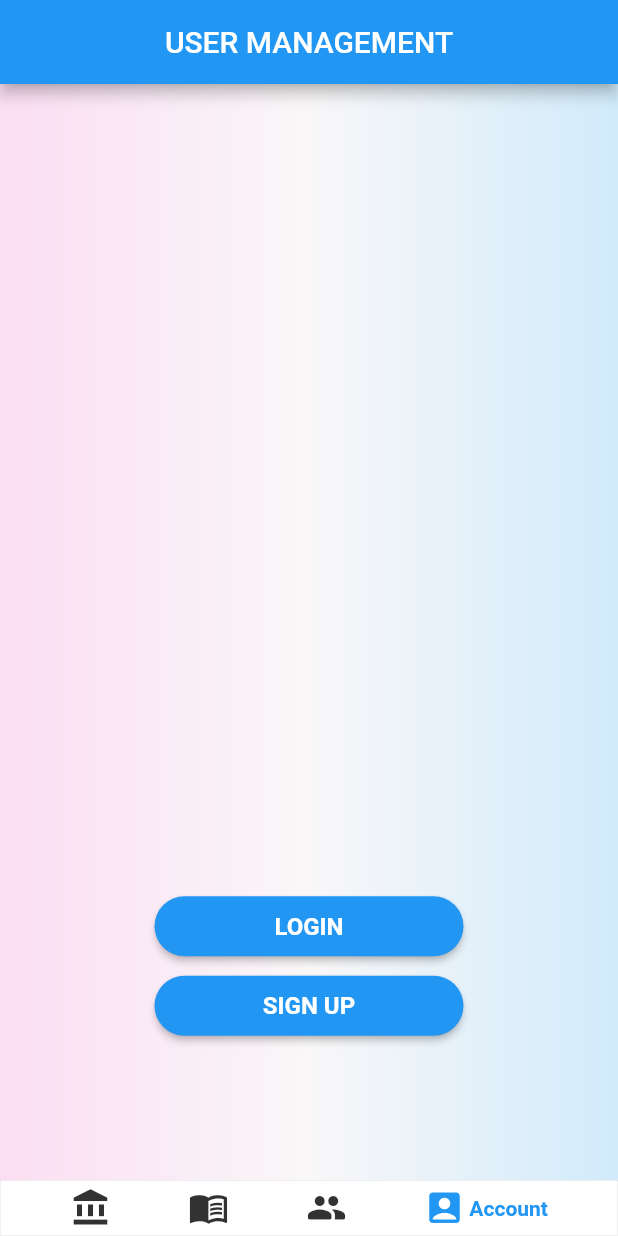
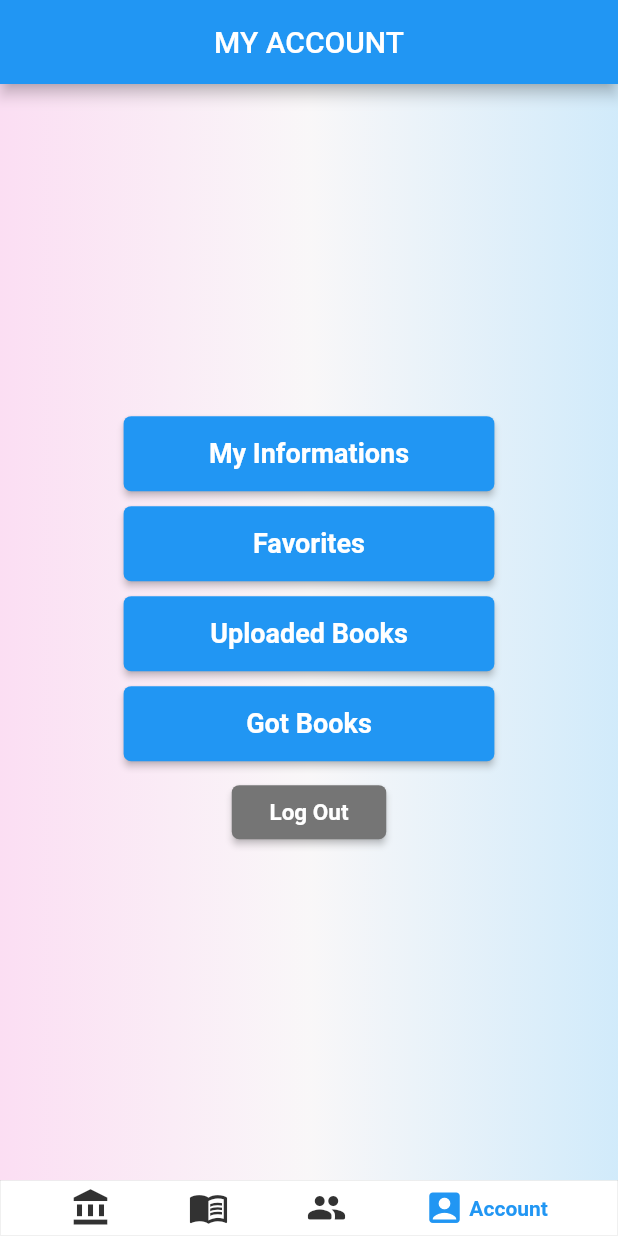
Before and after one commit to GTU-Ghostbusters/shelf_mobil_frontend, a Flutter app: the screen it shows after launch, item 4 of the bottom bar chosen, on a phone screen of 412 x 824 dp. Run offline on Flutter 3.47's test engine with Material 2 defaults, Android fonts, the phone set to English and light mode, and no system bars; drawn by our look-alikes of google_nav_bar; our stand-ins replace email_validator, image_picker, scroll_snap_list, toggle_switch; missing offline and left inert: wc_form_validators.

Commit message:
Made connection with json

```diff
--- /dev/null
+++ b/lib/models/books.dart
@@ -0,0 +1,50 @@
+// To parse this JSON data, do
+//
+//     final books = booksFromMap(jsonString);
+import 'dart:convert';
+
+List<Books> booksFromMap(String str) =>
+    List<Books>.from(json.decode(str).map((x) => Books.fromMap(x)));
+
+String booksToMap(List<Books> data) =>
+    json.encode(List<dynamic>.from(data.map((x) => x.toMap())));
+
+class Books {
+  Books({
+    required this.donator,
+    required this.name,
+    required this.author,
+    required this.category,
+    required this.numberOfBooks,
+    required this.available,
+    required this.bookAbstract,
+  });
+
+  final String donator;
+  final String name;
+  final String author;
+  final String category;
+  final int numberOfBooks;
+  final bool available;
+  final String bookAbstract;
+
+  factory Books.fromMap(Map<String, dynamic> json) => Books(
+        donator: json["donator"],
+        name: json["name"],
+        author: json["author"],
+        category: json["category"],
+        numberOfBooks: json["number_of_books"],
+        available: json["available"],
+        bookAbstract: json["abstract"],
+      );
+
+  Map<String, dynamic> toMap() => {
+        "donator": donator,
+        "name": name,
+        "author": author,
+        "category": category,
+        "number_of_books": numberOfBooks,
+        "available": available,
+        "abstract": bookAbstract,
+      };
+}
--- a/lib/pages/account_page.dart
+++ b/lib/pages/account_page.dart
@@ -21,7 +21,7 @@ class AccountPage extends StatefulWidget {
 }
 
 class _AccountPageState extends State<AccountPage> {
-  static bool isLogged = false;
+  static bool isLogged = true;
   @override
   Widget build(BuildContext context) {
     return Scaffold(
--- a/lib/pages/book_detail_page.dart
+++ b/lib/pages/book_detail_page.dart
@@ -1,4 +1,7 @@
+import 'dart:convert';
+
 import 'package:flutter/material.dart';
+import 'package:shelf_mobil_frontend/models/books.dart';
 import 'package:shelf_mobil_frontend/pages/cart.dart';
 import 'package:shelf_mobil_frontend/types/book.dart';
 
@@ -14,13 +17,21 @@ class _BookDetailPageState extends State<BookDetailPage> {
 
   @override
   Widget build(BuildContext context) {
+    getBookInformation();
     return Scaffold(
       appBar: AppBar(
         title: const Text("BOOK NAME"),
         centerTitle: true,
         actions: const [CartButton()],
       ),
-      body: Container(
+      body: FutureBuilder<List<Books>>(
+        future: getBookInformation(),
+        builder: (context, snapshot) {
+          if (snapshot.hasError) {
+            return const Center(child: Text("data"));
+          } else if (snapshot.hasData) {
+            List<Books> bookList = snapshot.data!;
+            return Container(
               padding: const EdgeInsets.all(25),
               decoration: const BoxDecoration(
                 gradient: LinearGradient(
@@ -44,8 +55,7 @@ class _BookDetailPageState extends State<BookDetailPage> {
                             Container(
                               height: MediaQuery.of(context).size.height * 0.3,
                               width: double.infinity,
-                        margin:
-                            const EdgeInsets.all(10),
+                              margin: const EdgeInsets.all(10),
                               child: PageView.builder(
                                 onPageChanged: (index) {
                                   setState(() {
@@ -54,11 +64,12 @@ class _BookDetailPageState extends State<BookDetailPage> {
                                 },
                                 itemBuilder: ((context, index) {
                                   return Padding(
-                              padding:
-                                  const EdgeInsets.symmetric(horizontal: 20),
+                                    padding: const EdgeInsets.symmetric(
+                                        horizontal: 20),
                                     child: SizedBox(
                                       child: Image.network(
-                                  images[index % images.length].toString(),
+                                        images[index % images.length]
+                                            .toString(),
                                         fit: BoxFit.contain,
                                       ),
                                     ),
@@ -89,15 +100,17 @@ class _BookDetailPageState extends State<BookDetailPage> {
                             child: TextButton.icon(
                               style: ButtonStyle(
                                 elevation: const MaterialStatePropertyAll(5),
-                          foregroundColor:
-                              const MaterialStatePropertyAll(Colors.white),
+                                foregroundColor: const MaterialStatePropertyAll(
+                                    Colors.white),
                                 backgroundColor: MaterialStatePropertyAll(
                                     Theme.of(context).primaryColor),
                                 shape: MaterialStateProperty.all(
                                     RoundedRectangleBorder(
                                         side: BorderSide(
-                                      width: 0.2, color: Colors.grey.shade800),
-                                  borderRadius: BorderRadius.circular(5))),
+                                            width: 0.2,
+                                            color: Colors.grey.shade800),
+                                        borderRadius:
+                                            BorderRadius.circular(5))),
                               ),
                               onPressed: () {},
                               icon: const Icon(Icons.add_shopping_cart),
@@ -114,15 +127,17 @@ class _BookDetailPageState extends State<BookDetailPage> {
                             child: TextButton.icon(
                               style: ButtonStyle(
                                 elevation: const MaterialStatePropertyAll(5),
-                          foregroundColor:
-                              const MaterialStatePropertyAll(Colors.white),
+                                foregroundColor: const MaterialStatePropertyAll(
+                                    Colors.white),
                                 backgroundColor: MaterialStatePropertyAll(
                                     Theme.of(context).primaryColor),
                                 shape: MaterialStateProperty.all(
                                     RoundedRectangleBorder(
                                         side: BorderSide(
-                                      width: 0.2, color: Colors.grey.shade800),
-                                  borderRadius: BorderRadius.circular(5))),
+                                            width: 0.2,
+                                            color: Colors.grey.shade800),
+                                        borderRadius:
+                                            BorderRadius.circular(5))),
                               ),
                               onPressed: () {},
                               icon: const Icon(Icons.favorite_border_rounded),
@@ -145,9 +160,11 @@ class _BookDetailPageState extends State<BookDetailPage> {
                           children: [
                             informatonRow(
                                 const Icon(Icons.menu_book_rounded),
-                          "Name of Book",
+                                bookList[0].name,
                                 MediaQuery.of(context).size.height * 0.0365),
-                      informatonRow(const Icon(Icons.person), "Name of Author",
+                            informatonRow(
+                                const Icon(Icons.person),
+                                bookList[0].author,
                                 MediaQuery.of(context).size.height * 0.0365),
                             informatonRow(
                                 const Icon(Icons.description),
@@ -155,7 +172,7 @@ class _BookDetailPageState extends State<BookDetailPage> {
                                 MediaQuery.of(context).size.height * 0.0365),
                             informatonRow(
                                 const Icon(Icons.library_books),
-                          "Category of Book",
+                                bookList[0].category,
                                 MediaQuery.of(context).size.height * 0.0365),
                           ],
                         ),
@@ -202,6 +219,11 @@ class _BookDetailPageState extends State<BookDetailPage> {
                   ),
                 ),
               ),
+            );
+          } else {
+            return const Text("data");
+          }
+        },
       ),
     );
   }
@@ -254,4 +276,17 @@ class _BookDetailPageState extends State<BookDetailPage> {
       child: child,
     );
   }
+
+  Future<List<Books>> getBookInformation() async {
+    String readingString = await DefaultAssetBundle.of(context)
+        .loadString("assets/data/books.json");
+
+    var jsonObject = jsonDecode(readingString);
+    List books = jsonObject;
+
+    List<Books> allBooks =
+        (jsonObject as List).map((bookMap) => Books.fromMap(bookMap)).toList();
+
+    return allBooks;
   }
+}
--- a/lib/types/category.dart
+++ b/lib/types/category.dart
@@ -7,21 +7,21 @@ class Category {
 
   //FAKE DATABASE
   static final List<Category> _categoryList = <Category>[
-    Category("POLITICS", " ", 32),
-    Category("EDUCATION", " ", 29),
-    Category("LITERATURE", " ", 23),
-    Category("STORY", " ", 21),
-    Category("SCIENCE-FICTION", " ", 15),
-    Category("NOVEL", " ", 14),
-    Category("HISTORY", " ", 8),
-    Category("KIDS", " ", 7),
-    Category("BIOGRAPHY", " ", 6),
-    Category("WORLD CLASSICS", " ", 6),
-    Category("ART", " ", 5),
+    Category("POLITICS", " ", 0),
+    Category("EDUCATION", " ", 3),
+    Category("LITERATURE", " ", 1),
+    Category("STORY", " ", 0),
+    Category("SCIENCE-FICTION", " ", 2),
+    Category("NOVEL", " ", 0),
+    Category("HISTORY", " ", 1),
+    Category("KIDS", " ", 0),
+    Category("BIOGRAPHY", " ", 0),
+    Category("WORLD CLASSICS", " ", 5),
+    Category("ART", " ", 0),
     Category("PHILOSOPHY", " ", 5),
-    Category("ECONOMY", " ", 4),
-    Category("SELF-HELP", " ", 3),
-    Category("ENTERTAINMENT", " ", 1),
+    Category("ECONOMY", " ", 0),
+    Category("SELF-HELP", " ", 0),
+    Category("ENTERTAINMENT", " ", 0),
     Category("POEM", " ", 0),
   ];
 
--- a/pubspec.yaml
+++ b/pubspec.yaml
@@ -70,6 +70,7 @@ flutter:
   # To add assets to your application, add an assets section, like this:
   assets:
     -  images/category_template.jpg
+    -  assets/data/books.json
   #   - images/a_dot_ham.jpeg
 
   # An image asset can refer to one or more resolution-specific "variants", see
```
Also changed, not shown: assets/data/books.json (added, +155 -0 lines), lib/types/book.dart (+0 -8 lines). Lines whose indentation alone changed are shown as unchanged.
